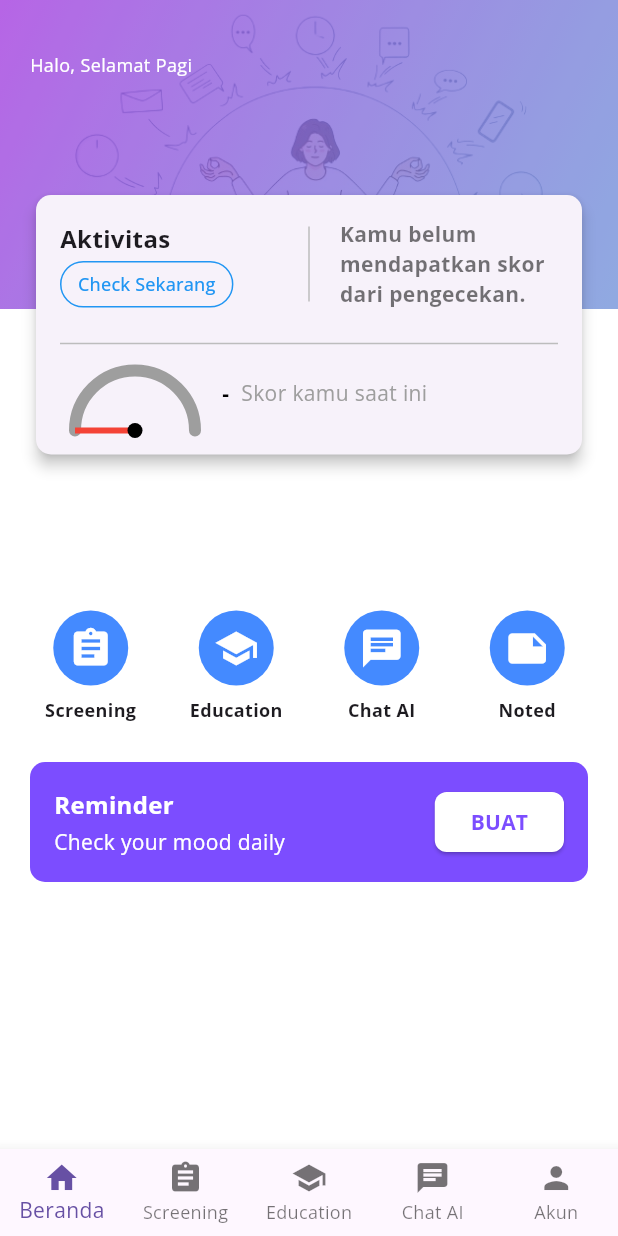
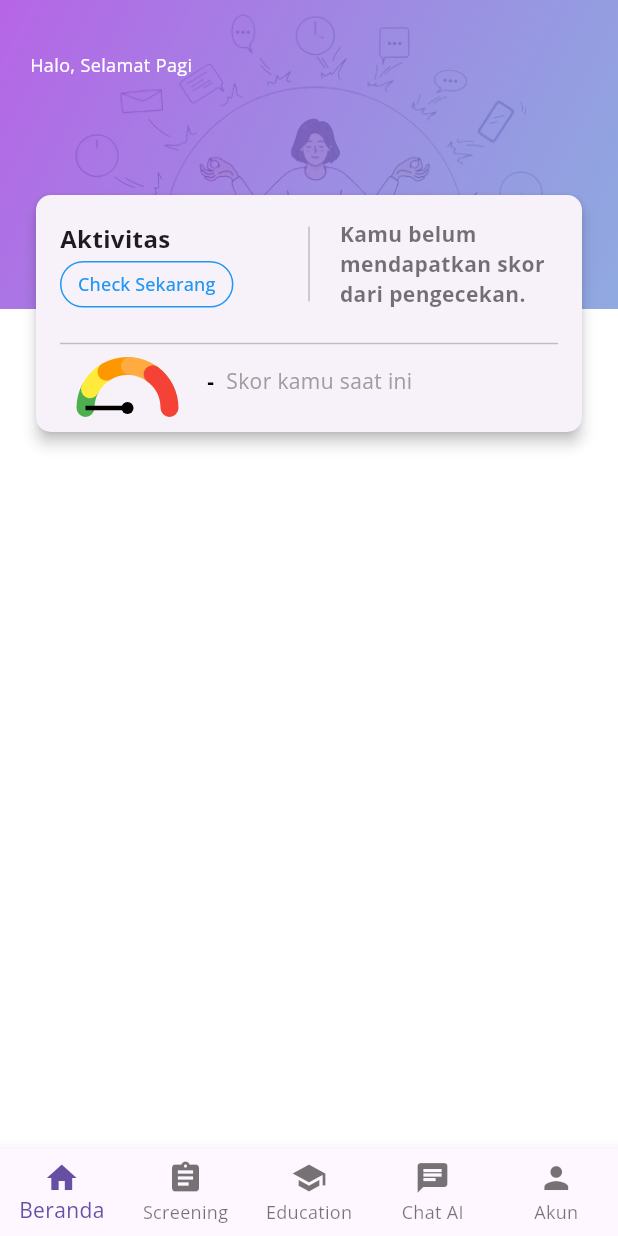
Before and after one commit to protheeuz/psyche, a Flutter app: the HomeScreen screen opened by its route, on a phone screen of 412 x 824 dp. Run offline on Flutter 3.47's test engine with Material 3 defaults, Android fonts, the phone set to English and light mode, and no system bars; our stand-ins replace animated_text_kit, flutter_dotenv, lottie, shared_preferences, sqflite; accounts and stored records are empty.

Commit message:
feat: gauge widget for visualize mental indicator

```diff
--- a/lib/core/widgets/score_indicator.dart
+++ b/lib/core/widgets/score_indicator.dart
@@ -3,78 +3,77 @@ import 'dart:math';
 
 class ScoreIndicator extends StatelessWidget {
   final int score;
-  final Color arcColor;
-  final Color needleColor;
-  final Color dotColor;
 
-  const ScoreIndicator({
-    super.key,
-    required this.score,
-    this.arcColor = Colors.grey,
-    this.needleColor = Colors.red,
-    this.dotColor = Colors.black,
-  });
+  const ScoreIndicator({super.key, required this.score});
 
   @override
   Widget build(BuildContext context) {
     return CustomPaint(
-      size: const Size(100, 50),
-      painter: ScoreIndicatorPainter(
-          score: score,
-          arcColor: arcColor,
-          needleColor: needleColor,
-          dotColor: dotColor),
+      size: const Size(90, 35), // Ukuran lebih kecil dan lebih rendah
+      painter: ScoreIndicatorPainter(score: score),
     );
   }
 }
 
 class ScoreIndicatorPainter extends CustomPainter {
   final int score;
-  final double maxScore = 27;
+  final double maxScore = 27; // Diatur secara default ke 27 sesuai skala PHQ-9
 
-  final Color arcColor;
-  final Color needleColor;
-  final Color dotColor;
-
-  ScoreIndicatorPainter({
-    required this.score,
-    this.arcColor = Colors.grey,
-    this.needleColor = Colors.red,
-    this.dotColor = Colors.black,
-  });
+  ScoreIndicatorPainter({required this.score});
 
   @override
   void paint(Canvas canvas, Size size) {
-    Paint arcPaint = Paint()
-      ..color = arcColor
-      ..style = PaintingStyle.stroke
-      ..strokeWidth = 8.0
-      ..strokeCap = StrokeCap.round;
+    // Menurunkan posisi center ke bagian bawah dari canvas
+    Offset center = Offset(size.width / 2, size.height);
+    double radius = size.width / 2 - 17;
 
-    Paint needlePaint = Paint()
-      ..color = needleColor
-      ..style = PaintingStyle.stroke
-      ..strokeWidth = 4.0;
+    // Warna untuk setiap bagian dari gauge berdasarkan tingkatan skor
+    List<Color> colors = [
+      Colors.green,    // 0-4: Minimal atau tidak ada depresi
+      Colors.yellow,   // 5-9: Depresi ringan
+      Colors.orange,   // 10-14: Depresi sedang
+      Colors.orangeAccent, // 15-19: Depresi sedang - berat
+      Colors.red,      // 20-27: Depresi berat
+    ];
 
-    double centerX = size.width / 2;
-    double centerY = size.height;
-    double radius = min(size.width / 2, size.height) - 10;
+    // Setiap bagian arc menggambarkan bagian yang sesuai dengan tingkatan skor
+    List<int> scoreRanges = [4, 9, 14, 19, maxScore.toInt()];
+    double startAngle = pi;
 
-    // Menggambar setengah lingkaran (arc)
-    Rect rect = Rect.fromCircle(center: Offset(centerX, centerY), radius: radius);
-    canvas.drawArc(rect, pi, pi, false, arcPaint);
+    for (int i = 0; i < colors.length; i++) {
+      double sweepAngle = (scoreRanges[i] / maxScore) * pi - (i > 0 ? (scoreRanges[i - 1] / maxScore) * pi : 0);
+      Paint arcPaint = Paint()
+        ..color = colors[i]
+        ..style = PaintingStyle.stroke
+        ..strokeWidth = 12 // Stroke lebih kecil
+        ..strokeCap = StrokeCap.round;
 
-    // Menghitung sudut jarum berdasarkan skor
+      canvas.drawArc(
+        Rect.fromCircle(center: center, radius: radius),
+        startAngle,
+        sweepAngle,
+        false,
+        arcPaint,
+      );
+      startAngle += sweepAngle;
+    }
+
+    // Menghitung sudut jarum berdasarkan skor dan maxScore 27
     double angle = pi + (score / maxScore) * pi;
 
     // Menggambar jarum
-    double needleX = centerX + radius * cos(angle);
-    double needleY = centerY + radius * sin(angle);
-    canvas.drawLine(Offset(centerX, centerY), Offset(needleX, needleY), needlePaint);
+    Paint needlePaint = Paint()
+      ..color = Colors.black
+      ..style = PaintingStyle.stroke
+      ..strokeWidth = 3; // Jarum lebih kecil
 
-    // Menggambar titik pusat
-    Paint dotPaint = Paint()..color = dotColor;
-    canvas.drawCircle(Offset(centerX, centerY), 5, dotPaint);
+    double needleX = center.dx + radius * cos(angle);
+    double needleY = center.dy + radius * sin(angle);
+    canvas.drawLine(center, Offset(needleX, needleY), needlePaint);
+
+    // Menggambar titik pusat untuk jarum
+    Paint dotPaint = Paint()..color = Colors.black;
+    canvas.drawCircle(center, 4, dotPaint); // Titik pusat lebih kecil
   }
 
   @override
--- a/lib/screens/home_screen.dart
+++ b/lib/screens/home_screen.dart
@@ -245,6 +245,7 @@ class _HomeScreenState extends State<HomeScreen> {
                                 ),
                               ),
                               Row(
+                                crossAxisAlignment: CrossAxisAlignment.center,
                                 children: [
                                   ScoreIndicator(
                                     score: _score ??
@@ -280,92 +281,6 @@ class _HomeScreenState extends State<HomeScreen> {
                 ),
               ),
               const SizedBox(height: 20),
-              Expanded(
-                child: SingleChildScrollView(
-                  child: Padding(
-                    padding: const EdgeInsets.symmetric(horizontal: 20.0),
-                    child: Column(
-                      children: [
-                        GridView(
-                          shrinkWrap: true,
-                          physics: const NeverScrollableScrollPhysics(),
-                          gridDelegate:
-                              const SliverGridDelegateWithFixedCrossAxisCount(
-                            crossAxisCount: 4,
-                            crossAxisSpacing: 16,
-                            mainAxisSpacing: 16,
-                          ),
-                          children: [
-                            _buildFeatureIcon(context, Icons.assignment,
-                                "Screening", AppRoutes.screening),
-                            _buildFeatureIcon(context, Icons.school,
-                                "Education", AppRoutes.education),
-                            _buildFeatureIcon(context, Icons.chat, "Chat AI",
-                                AppRoutes.chatAI),
-                            _buildFeatureIcon(
-                                context, Icons.note, "Noted", AppRoutes.noted),
-                          ],
-                        ),
-                        const SizedBox(height: 20),
-                        Container(
-                          padding: const EdgeInsets.all(16.0),
-                          decoration: BoxDecoration(
-                            color: Colors.deepPurpleAccent,
-                            borderRadius: BorderRadius.circular(10),
-                          ),
-                          child: Row(
-                            mainAxisAlignment: MainAxisAlignment.spaceBetween,
-                            children: [
-                              const Column(
-                                crossAxisAlignment: CrossAxisAlignment.start,
-                                children: [
-                                  Text(
-                                    "Reminder",
-                                    style: TextStyle(
-                                      color: Colors.white,
-                                      fontWeight: FontWeight.bold,
-                                      fontFamily: 'OpenSans',
-                                      fontSize: 16,
-                                    ),
-                                  ),
-                                  SizedBox(height: 4),
-                                  Text(
-                                    "Check your mood daily",
-                                    style: TextStyle(
-                                      color: Colors.white,
-                                      fontFamily: 'OpenSans',
-                                      fontSize: 14,
-                                    ),
-                                  ),
-                                ],
-                              ),
-                              ElevatedButton(
-                                onPressed: () {
-                                  // Implement the action for this button
-                                },
-                                style: ElevatedButton.styleFrom(
-                                  foregroundColor: Colors.deepPurpleAccent,
-                                  backgroundColor: Colors.white,
-                                  shape: RoundedRectangleBorder(
-                                    borderRadius: BorderRadius.circular(8.0),
-                                  ),
-                                ),
-                                child: const Text(
-                                  "BUAT",
-                                  style: TextStyle(
-                                    fontFamily: 'OpenSans',
-                                    fontWeight: FontWeight.bold,
-                                  ),
-                                ),
-                              ),
-                            ],
-                          ),
-                        ),
-                      ],
-                    ),
-                  ),
-                ),
-              ),
             ],
           ),
         ],
@@ -400,36 +315,4 @@ class _HomeScreenState extends State<HomeScreen> {
       ),
     );
   }
-
-  Widget _buildFeatureIcon(
-      BuildContext context, IconData icon, String label, String route) {
-    return GestureDetector(
-      onTap: () {
-        Navigator.pushNamed(context, route);
-      },
-      child: Column(
-        mainAxisSize: MainAxisSize.min,
-        children: [
-          CircleAvatar(
-            backgroundColor: Colors.blueAccent,
-            radius: 25,
-            child: Icon(icon, size: 30, color: Colors.white),
-          ),
-          const SizedBox(height: 8),
-          Flexible(
-            // Wrap the Text widget in Flexible
-            child: Text(
-              label,
-              textAlign: TextAlign.center,
-              style: const TextStyle(
-                fontSize: 12,
-                fontWeight: FontWeight.bold,
-                fontFamily: 'OpenSans',
-              ),
-            ),
-          ),
-        ],
-      ),
-    );
-  }
 }
```
